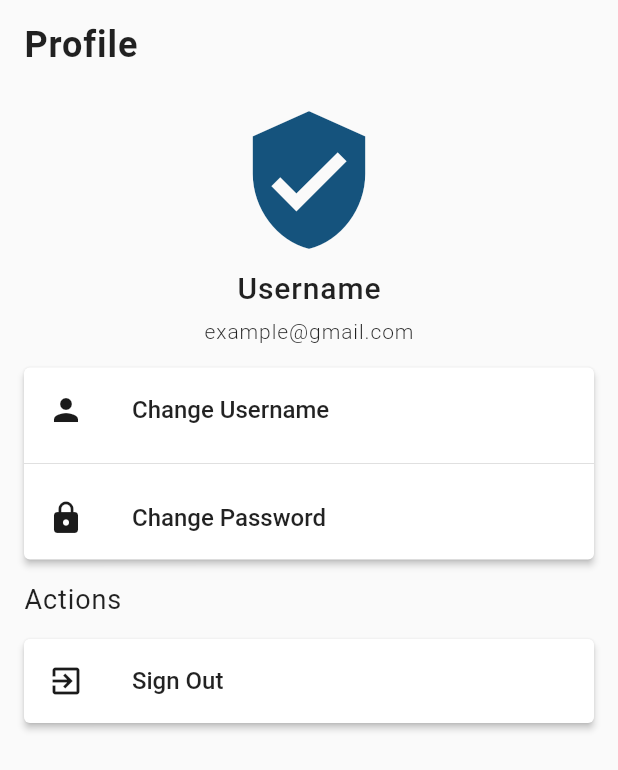
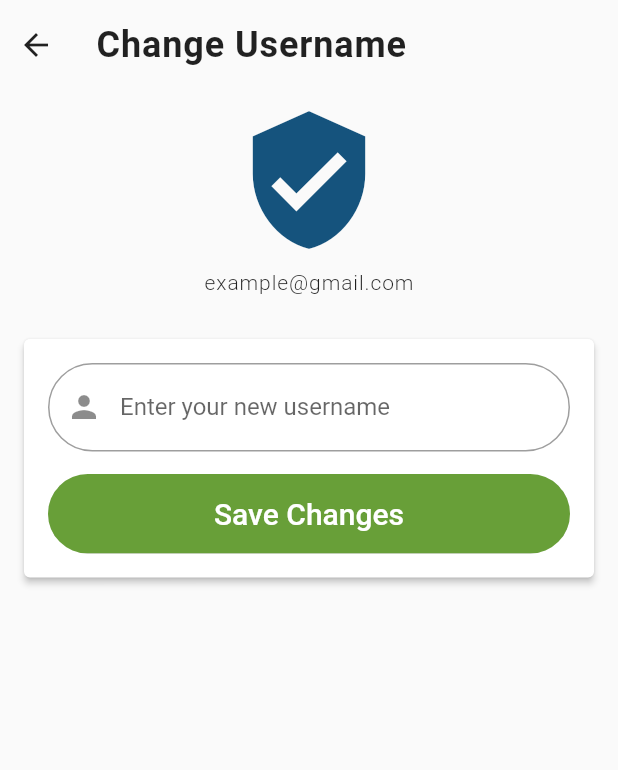
Before and after one commit to RafatMeraz/news_app, a Flutter app: the Profile screen opened directly, after a tap on "Change Username", on a phone screen of 412 x 824 dp. Shown: the top 770 px of the screen. Run offline on Flutter 3.47's test engine with Material 2 defaults, Android fonts, the phone set to English and light mode, and no system bars; our stand-ins replace bot_toast, cloud_firestore, firebase_auth, flutter_bloc, toast; missing offline and left inert: flutter_webview_plugin; accounts and stored records are empty; network calls fail.

Commit message:
username change ui added

```diff
--- /dev/null
+++ b/lib/src/view/ui/change_username.dart
@@ -0,0 +1,85 @@
+import 'package:flutter/material.dart';
+import 'package:news_app/src/view/utils/constants.dart';
+import 'package:news_app/src/view/utils/reuseable_widgets.dart';
+
+class ChangeUsername extends StatefulWidget {
+  @override
+  _ChangeUsernameState createState() => _ChangeUsernameState();
+}
+
+class _ChangeUsernameState extends State<ChangeUsername> {
+  final TextEditingController _userNameController = TextEditingController();
+
+  @override
+  Widget build(BuildContext context) {
+    return Scaffold(
+        body: SafeArea(
+          child: Column(
+            crossAxisAlignment: CrossAxisAlignment.start,
+            children: <Widget>[
+              Row(
+                children: <Widget>[
+                  BackButton(),
+                  Container(
+                    margin: EdgeInsets.symmetric(vertical: 16, horizontal: 16),
+                    child: Text('Change Username', style: TextStyle(fontSize: 24, fontWeight: FontWeight.bold, letterSpacing: 0.6)),
+                  ),
+                ],
+              ),
+              SizedBox(
+                height: 10,
+              ),
+              Container(
+                alignment: Alignment.center,
+                child: Icon(
+                  Icons.verified_user,
+                  size: 100,
+                  color: kDarkBlueColor,
+                ),
+              ),
+              SizedBox(
+                height: 10,
+              ),
+              Container(
+                alignment: Alignment.center,
+                child: Text('example@gmail.com', style: TextStyle(fontSize: 14, fontWeight: FontWeight.w300, letterSpacing: 0.6)),
+              ),
+              SizedBox(
+                height: 30,
+              ),
+              Card(
+                elevation: 2,
+                margin: EdgeInsets.symmetric(horizontal: 16),
+                child: Padding(
+                  padding: const EdgeInsets.all(16),
+                  child: Column(
+                    children: <Widget>[
+                      InputTextField(
+                          forgotOption: false,
+                          forgotFunction: null,
+                          textInputType: TextInputType.text,
+                          hint: 'Enter your new username',
+                          obscureText: false,
+                          textEditingController: _userNameController,
+                          iconData: Icons.person
+                      ),
+                      SizedBox(height: 15,),
+                      RoundedButton(
+                        inProgress: false,
+                        onPressed: (){
+
+                        },
+                        buttonText: 'Save Changes',
+                        disable: false,
+                      )
+                    ],
+                  ),
+                ),
+              ),
+
+            ],
+          ),
+        )
+    );
+  }
+}
--- a/lib/src/view/ui/profile.dart
+++ b/lib/src/view/ui/profile.dart
@@ -1,4 +1,5 @@
 import 'package:flutter/material.dart';
+import 'package:news_app/src/view/ui/change_username.dart';
 import 'package:news_app/src/view/utils/constants.dart';
 
 class Profile extends StatefulWidget {
@@ -55,6 +56,7 @@ class _ProfileState extends State<Profile> {
                     title: Text('Change Username', style: TextStyle(fontWeight: FontWeight.w500)),
                     leading: Icon(Icons.person, color: kBlackColor),
                     onTap: (){
+                      Navigator.push(context, MaterialPageRoute(builder: (context) => ChangeUsername()));
 
                     },
                   ),
@@ -64,7 +66,7 @@ class _ProfileState extends State<Profile> {
                     title: Text('Change Password', style: TextStyle(fontWeight: FontWeight.w500)),
                     leading: Icon(Icons.lock, color: kBlackColor),
                     onTap: (){
-
+                      Navigator.push(context, MaterialPageRoute(builder: (context) => ChangeUsername()));
                     },
                   ),
                 ],
```
